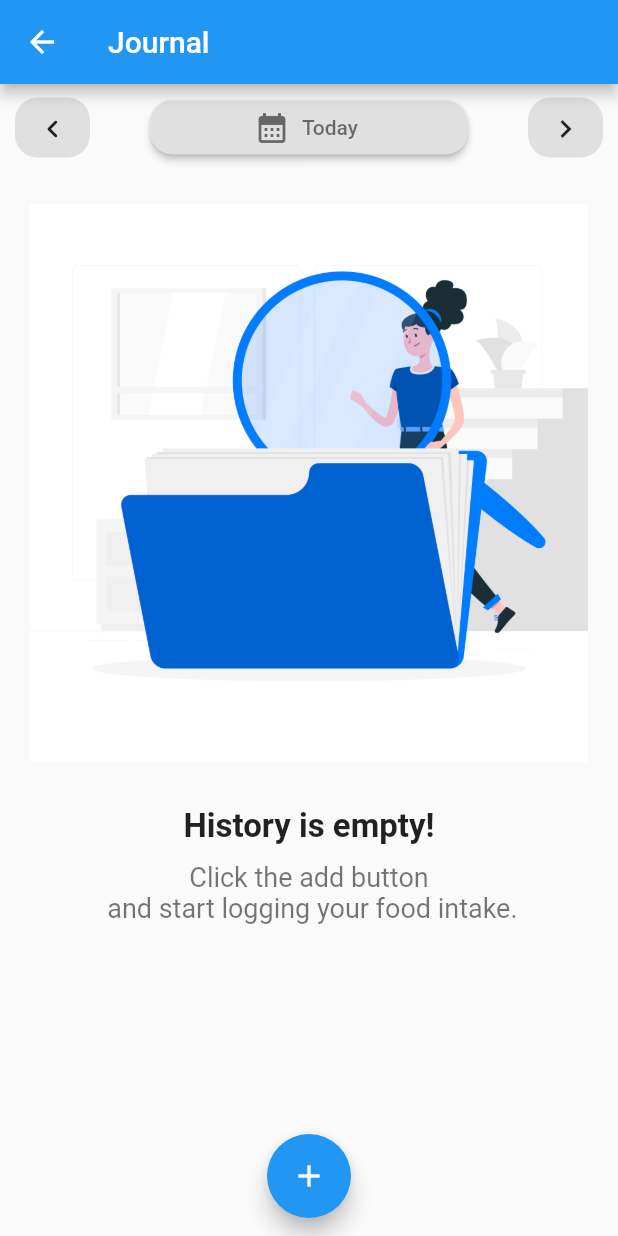
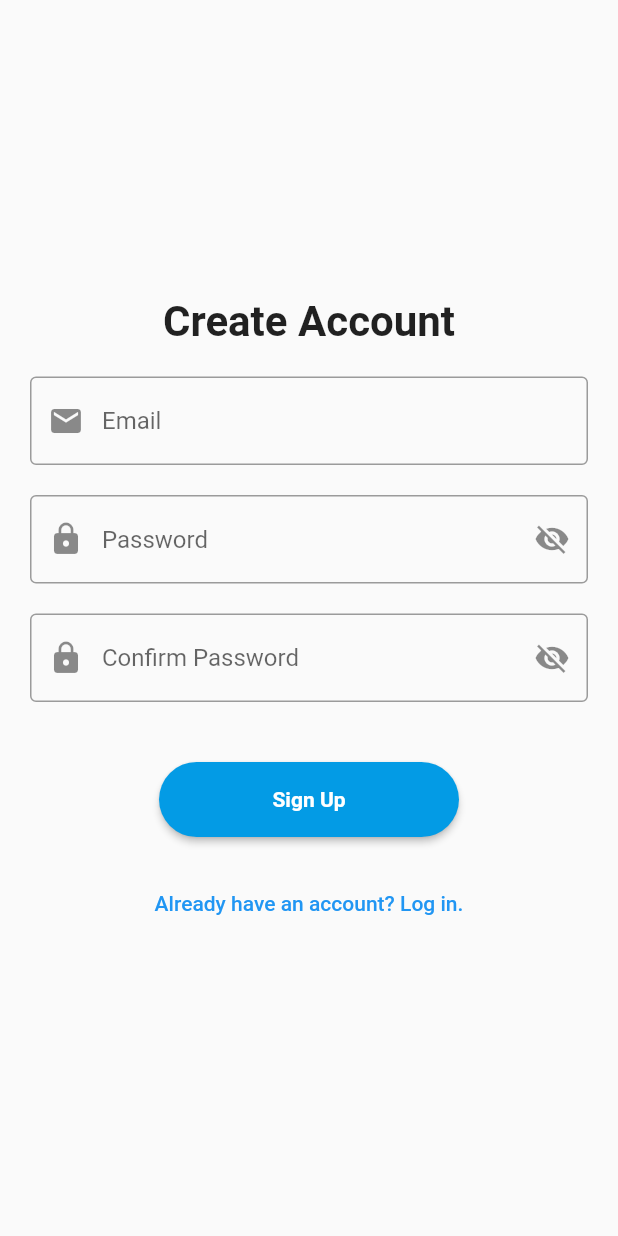
Before and after one commit to AWahba1/Calorie-Logging-App, a Flutter app: the screen it shows after launch, on a phone screen of 412 x 824 dp. Run offline on Flutter 3.47's test engine with Material 2 defaults, Android fonts, the phone set to English and light mode, and no system bars; our stand-ins replace camera, pie_chart.

Commit message:
Added sign up page

```diff
--- a/client/lib/main.dart
+++ b/client/lib/main.dart
@@ -5,6 +5,8 @@ import 'package:flutter/material.dart';
 import 'package:provider/provider.dart';
 import './widgets/journal_page.dart';
 import './widgets/food_item_page.dart';
+import './widgets/signup_page.dart';
+import './widgets/login_page.dart';
 
 Future<void> main() async {
   WidgetsFlutterBinding.ensureInitialized();
@@ -27,9 +29,10 @@ class App extends StatelessWidget {
       create: (_)=> HistoryModel(),
       child: MaterialApp(
         debugShowCheckedModeBanner: false,
-        initialRoute:JournalPage.route ,
+        initialRoute:SignUpPage.route,
         routes: {
-          '/':(ctx)=> Home(),
+          SignUpPage.route:(ctx)=> SignUpPage(),
+          LoginPage.route:(ctx)=> LoginPage(),
           JournalPage.route:(ctx)=> JournalPage(),
           CameraPage.route: (ctx) => CameraPage(camera: camera),
         },
@@ -37,21 +40,3 @@ class App extends StatelessWidget {
     );
   }
 }
-
-class Home extends StatefulWidget {
-  const Home({Key? key}) : super(key: key);
-
-  @override
-  State<Home> createState() => _HomeState();
-}
-
-class _HomeState extends State<Home> {
-  @override
-  Widget build(BuildContext context) {
-    return ElevatedButton(
-        onPressed: () {
-          Navigator.of(context).pushNamed('/add-food');
-        },
-        child: const Text("Click"));
-  }
-}
--- a/client/lib/models/history_model.dart
+++ b/client/lib/models/history_model.dart
@@ -33,57 +33,58 @@ class FoodItem {
 class HistoryModel with ChangeNotifier {
   DateTime _currentDate;
 
-  List<FoodItem> _foodItems=[];
-  // final List<FoodItem> _foodItems = [
-  //   FoodItem(
-  //     name: "Banana",
-  //     image:
-  //         'https://www.allrecipes.com/thmb/hFs2oTo2hWflhFy7ORU3Sv3EHNo=/1500x0/filters:no_upscale():max_bytes(150000):strip_icc()/Bananas-by-Mike-DieterMeredith-03866d9ab12a40d38eb452b344e6a9ea.jpg',
-  //   ),
-  //   FoodItem(
-  //     name: "Apple Pie",
-  //     image:
-  //         'https://tmbidigitalassetsazure.blob.core.windows.net/rms3-prod/attachments/37/1200x1200/Apple-Pie_EXPS_MRRA22_6086_E11_03_1b_v3.jpg',
-  //   ),
-  //   FoodItem(
-  //     name: "Steak",
-  //     image:
-  //         'https://www.seriouseats.com/thmb/WzQz05gt5witRGeOYKTcTqfe1gs=/1500x0/filters:no_upscale():max_bytes(150000):strip_icc()/butter-basted-pan-seared-steaks-recipe-hero-06-03b1131c58524be2bd6c9851a2fbdbc3.jpg',
-  //   ),
-  //   FoodItem(
-  //     name: "French Fries",
-  //     image:
-  //         'https://images.immediate.co.uk/production/volatile/sites/30/2021/03/French-fries-b9e3e0c.jpg?resize=768,574',
-  //   ),
-  //   FoodItem(
-  //     name: "Cheesecake",
-  //     image:
-  //         'https://www.jocooks.com/wp-content/uploads/2018/11/cheesecake-1-22.jpg',
-  //   ),
-  //   FoodItem(
-  //     name: "Apple",
-  //     image:
-  //         'https://healthjade.com/wp-content/uploads/2017/10/apple-fruit.jpg',
-  //   ),
-  //   FoodItem(
-  //     name: "Chocolate Cake",
-  //     image:
-  //         'https://recipes.timesofindia.com/thumb/53096885.cms?width=1200&height=900',
-  //   ),
-  //   FoodItem(
-  //     name: "Club Sandwich",
-  //     image: 'https://static.toiimg.com/photo/83740315.cms',
-  //   ),
-  //   FoodItem(
-  //     name: "Hot Dog",
-  //     image:
-  //         'https://static.onecms.io/wp-content/uploads/sites/43/2022/09/09/268494_Basic-Air-Fryer-Hot-Dogs_Buckwheat-Queen_SERP_5844319_original-4x3-1.jpg',
-  //   ),
-  //   FoodItem(
-  //       name: "Pizza",
-  //       image:
-  //           'https://cdn.apartmenttherapy.info/image/upload/f_jpg,q_auto:eco,c_fill,g_auto,w_1500,ar_4:3/k%2FPhoto%2FRecipe%20Ramp%20Up%2F2021-07-Chicken-Alfredo-Pizza%2FChicken-Alfredo-Pizza-KitchnKitchn2970-1_01'),
-  // ];
+  // List<FoodItem> _foodItems = [];
+
+  final List<FoodItem> _foodItems = [
+    FoodItem(
+      name: "Banana",
+      image:
+          'https://www.allrecipes.com/thmb/hFs2oTo2hWflhFy7ORU3Sv3EHNo=/1500x0/filters:no_upscale():max_bytes(150000):strip_icc()/Bananas-by-Mike-DieterMeredith-03866d9ab12a40d38eb452b344e6a9ea.jpg',
+    ),
+    FoodItem(
+      name: "Apple Pie",
+      image:
+          'https://tmbidigitalassetsazure.blob.core.windows.net/rms3-prod/attachments/37/1200x1200/Apple-Pie_EXPS_MRRA22_6086_E11_03_1b_v3.jpg',
+    ),
+    FoodItem(
+      name: "Steak",
+      image:
+          'https://www.seriouseats.com/thmb/WzQz05gt5witRGeOYKTcTqfe1gs=/1500x0/filters:no_upscale():max_bytes(150000):strip_icc()/butter-basted-pan-seared-steaks-recipe-hero-06-03b1131c58524be2bd6c9851a2fbdbc3.jpg',
+    ),
+    FoodItem(
+      name: "French Fries",
+      image:
+          'https://images.immediate.co.uk/production/volatile/sites/30/2021/03/French-fries-b9e3e0c.jpg?resize=768,574',
+    ),
+    FoodItem(
+      name: "Cheesecake",
+      image:
+          'https://www.jocooks.com/wp-content/uploads/2018/11/cheesecake-1-22.jpg',
+    ),
+    FoodItem(
+      name: "Apple",
+      image:
+          'https://healthjade.com/wp-content/uploads/2017/10/apple-fruit.jpg',
+    ),
+    FoodItem(
+      name: "Chocolate Cake",
+      image:
+          'https://recipes.timesofindia.com/thumb/53096885.cms?width=1200&height=900',
+    ),
+    FoodItem(
+      name: "Club Sandwich",
+      image: 'https://static.toiimg.com/photo/83740315.cms',
+    ),
+    FoodItem(
+      name: "Hot Dog",
+      image:
+          'https://static.onecms.io/wp-content/uploads/sites/43/2022/09/09/268494_Basic-Air-Fryer-Hot-Dogs_Buckwheat-Queen_SERP_5844319_original-4x3-1.jpg',
+    ),
+    FoodItem(
+        name: "Pizza",
+        image:
+            'https://cdn.apartmenttherapy.info/image/upload/f_jpg,q_auto:eco,c_fill,g_auto,w_1500,ar_4:3/k%2FPhoto%2FRecipe%20Ramp%20Up%2F2021-07-Chicken-Alfredo-Pizza%2FChicken-Alfredo-Pizza-KitchnKitchn2970-1_01'),
+  ];
 
   HistoryModel({DateTime? currentDate})
       : _currentDate = currentDate ?? DateTime.now() {
@@ -132,7 +133,9 @@ class HistoryModel with ChangeNotifier {
 
   void addFoodItem(FoodItem newItem) {
     // TODO: add food item backend
+
     _foodItems.add(newItem);
+
     notifyListeners();
   }
 
@@ -143,8 +146,7 @@ class HistoryModel with ChangeNotifier {
   }
 
   void modifyOrAddFoodItem(FoodItem item) {
-    int index =
-        foodItems.indexWhere((foodItem) => foodItem.id == item.id);
+    int index = foodItems.indexWhere((foodItem) => foodItem.id == item.id);
 
     if (index != -1) {
       // TODO: update element in database
--- a/client/lib/widgets/prediction_results.dart
+++ b/client/lib/widgets/prediction_results.dart
@@ -90,8 +90,8 @@ class _PredictionResultsState extends State<PredictionResults> {
             'Added Successfully', Colors.green, const Duration(seconds: 1))
         : buildSnackBar('Error while adding food item! Please try again',
             Colors.red, const Duration(seconds: 1));
+    ScaffoldMessenger.of(context).hideCurrentSnackBar();
     ScaffoldMessenger.of(context).showSnackBar(snackBar);
-
   }
 
   SnackBar buildSnackBar(String text, Color color, Duration duration) {
--- /dev/null
+++ b/client/lib/widgets/signup_page.dart
@@ -0,0 +1,210 @@
+import 'dart:async';
+
+import 'package:client/widgets/journal_page.dart';
+import 'package:flutter/material.dart';
+
+import 'login_page.dart';
+
+class SignUpPage extends StatefulWidget {
+  static const route = '/signup';
+
+  @override
+  _SignUpPageState createState() => _SignUpPageState();
+}
+
+class _SignUpPageState extends State<SignUpPage> {
+  final _formKey = GlobalKey<FormState>();
+
+  final TextEditingController _emailController = TextEditingController();
+  final TextEditingController _passwordController = TextEditingController();
+  final TextEditingController _confirmPasswordController =
+      TextEditingController();
+
+  bool _obscureText = true;
+  bool _isSigningUp = false; // triggered when submitting form
+
+  void onSubmittingForm() async {
+    final isValid = _formKey.currentState!.validate();
+    if (!isValid) return;
+
+    FocusScope.of(context).unfocus();
+    _formKey.currentState!.save();
+
+    setState(() {
+      _isSigningUp = true;
+    });
+
+    // TODO: send sign up request here instead
+    await Future.delayed(const Duration(seconds: 3));
+
+    bool isSuccessful = true; //TODO: set based on status code
+    if (isSuccessful) {
+      setState(() {
+        _isSigningUp = false;
+      });
+      Navigator.of(context).pushReplacementNamed(JournalPage.route);
+    } else {
+      final snackBar = SnackBar(
+        content: Text(
+          'Error submitting form. Please try again',
+          style: const TextStyle(fontSize: 20),
+        ),
+        backgroundColor: Colors.red,
+        duration: const Duration(seconds: 2),
+      );
+      ScaffoldMessenger.of(context).showSnackBar(snackBar);
+    }
+
+    // Timer(const Duration(seconds: 2), () {
+    //   Navigator.of(context).pushNamed(LoginPage.route);
+    // });
+  }
+
+  @override
+  Widget build(BuildContext context) {
+    return Scaffold(
+      body: Container(
+        // decoration: BoxDecoration(
+        //   gradient: LinearGradient(
+        //     begin: Alignment.topCenter,
+        //     end: Alignment.bottomCenter,
+        //     colors: [
+        //       Color(0xFF0A192F),
+        //       Color(0xFF172A45),
+        //     ],
+        //   ),
+        // ),
+        padding: const EdgeInsets.symmetric(horizontal: 20.0),
+        child: Form(
+          key: _formKey,
+          autovalidateMode: AutovalidateMode.onUserInteraction,
+          child: Column(
+            mainAxisAlignment: MainAxisAlignment.center,
+            children: [
+              const Text(
+                'Create Account',
+                style: TextStyle(fontSize: 28.0, fontWeight: FontWeight.bold),
+              ),
+              const SizedBox(height: 20.0),
+              TextFormField(
+                controller: _emailController,
+                decoration: const InputDecoration(
+                  hintText: 'Email',
+                  border: OutlineInputBorder(),
+                  prefixIcon: Icon(Icons.email),
+                ),
+                textInputAction: TextInputAction.next,
+                onEditingComplete: () =>
+                    FocusScope.of(context).nextFocus(),
+                validator: (value) {
+                  const pattern =
+                      r'(^[a-zA-Z0-9_.+-]+@[a-zA-Z0-9-]+\.[a-zA-Z0-9-.]+$)';
+                  final regExp = RegExp(pattern);
+
+                  if (value!.isEmpty) {
+                    return 'Enter an email';
+                  } else if (!regExp.hasMatch(value)) {
+                    return 'Enter a valid email';
+                  } else {
+                    return null;
+                  }
+                },
+              ),
+              const SizedBox(height: 20.0),
+              TextFormField(
+                controller: _passwordController,
+                obscureText: _obscureText,
+                decoration: InputDecoration(
+                  hintText: 'Password',
+                  border: const OutlineInputBorder(),
+                  prefixIcon: const Icon(Icons.lock),
+                  suffixIcon: IconButton(
+                    icon: Icon(
+                      _obscureText ? Icons.visibility_off : Icons.visibility,
+                    ),
+                    onPressed: () {
+                      setState(() {
+                        _obscureText = !_obscureText;
+                      });
+                    },
+                  ),
+                ),
+                textInputAction: TextInputAction.next,
+                onFieldSubmitted: (_) =>
+                    FocusScope.of(context).nextFocus(),
+                validator: (value) {
+                  if (value!.isEmpty) {
+                    return 'Please enter a password';
+                  }
+                  return null;
+                },
+              ),
+              const SizedBox(height: 20.0),
+              TextFormField(
+                controller: _confirmPasswordController,
+                obscureText: _obscureText,
+                decoration: InputDecoration(
+                  hintText: 'Confirm Password',
+                  border: const OutlineInputBorder(),
+                  prefixIcon: const Icon(Icons.lock),
+                  suffixIcon: IconButton(
+                    icon: Icon(
+                      _obscureText ? Icons.visibility_off : Icons.visibility,
+                    ),
+                    onPressed: () {
+                      setState(() {
+                        _obscureText = !_obscureText;
+                      });
+                    },
+                  ),
+                ),
+                validator: (value) {
+                  if (value!.isEmpty) {
+                    return 'Please confirm your password';
+                  } else if (_passwordController.text !=
+                      _confirmPasswordController.text) {
+                    return 'Passwords do not match';
+                  }
+                  return null;
+                },
+              ),
+              const SizedBox(height: 40.0),
+              ElevatedButton(
+                style: ElevatedButton.styleFrom(
+                  fixedSize: Size(200, 50),
+                  foregroundColor: Colors.white,
+                  backgroundColor: Colors.lightBlue[600],
+                  shape: RoundedRectangleBorder(
+                    borderRadius: BorderRadius.circular(30.0),
+                  ),
+                  //elevation: 0.0,
+                  textStyle: const TextStyle(
+                    fontWeight: FontWeight.bold,
+                  ),
+                ),
+                onPressed: _isSigningUp?null:onSubmittingForm,
+                child: _isSigningUp
+                    ? const SizedBox(
+                  height: 24.0,
+                  width: 24.0,
+                  child: CircularProgressIndicator(
+                    valueColor: AlwaysStoppedAnimation<Color>(Colors.white),
+                    strokeWidth: 3.0,
+                  ),
+                )
+                    : const Text('Sign Up'),
+              ),
+              const SizedBox(height: 20.0),
+              TextButton(
+                onPressed: () {
+                  Navigator.of(context).pushNamed(LoginPage.route);
+                },
+                child: const Text('Already have an account? Log in.'),
+              ),
+            ],
+          ),
+        ),
+      ),
+    );
+  }
+}
```
Also changed, not shown: client/lib/widgets/login_page.dart (added, +10 -0 lines).
